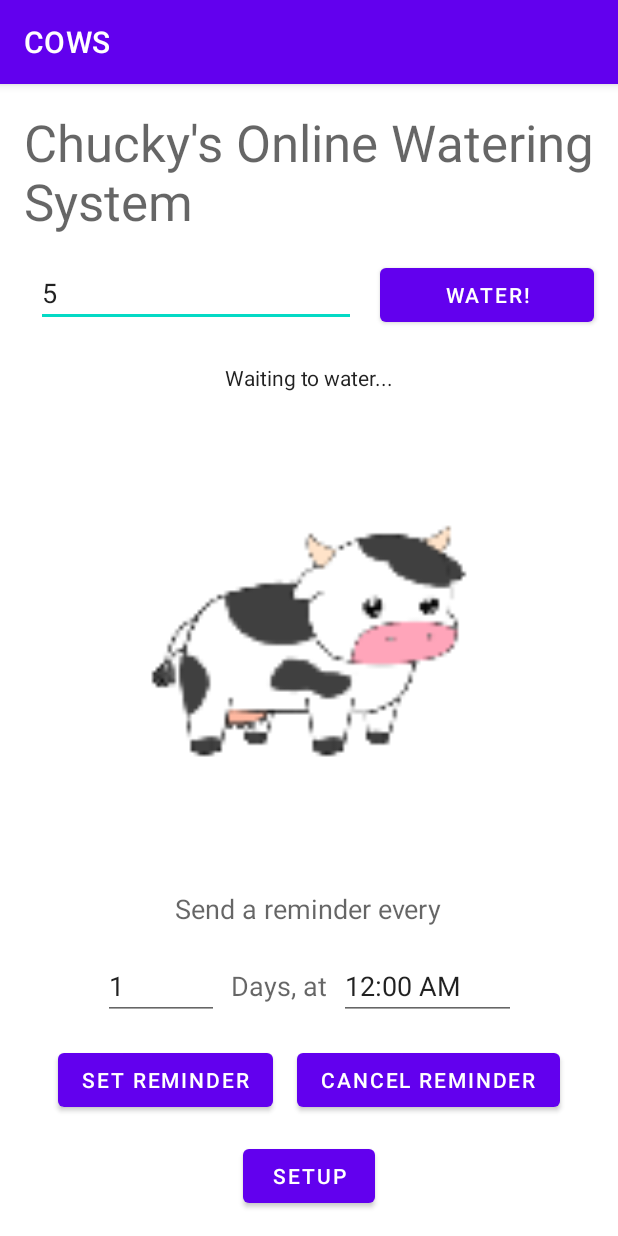
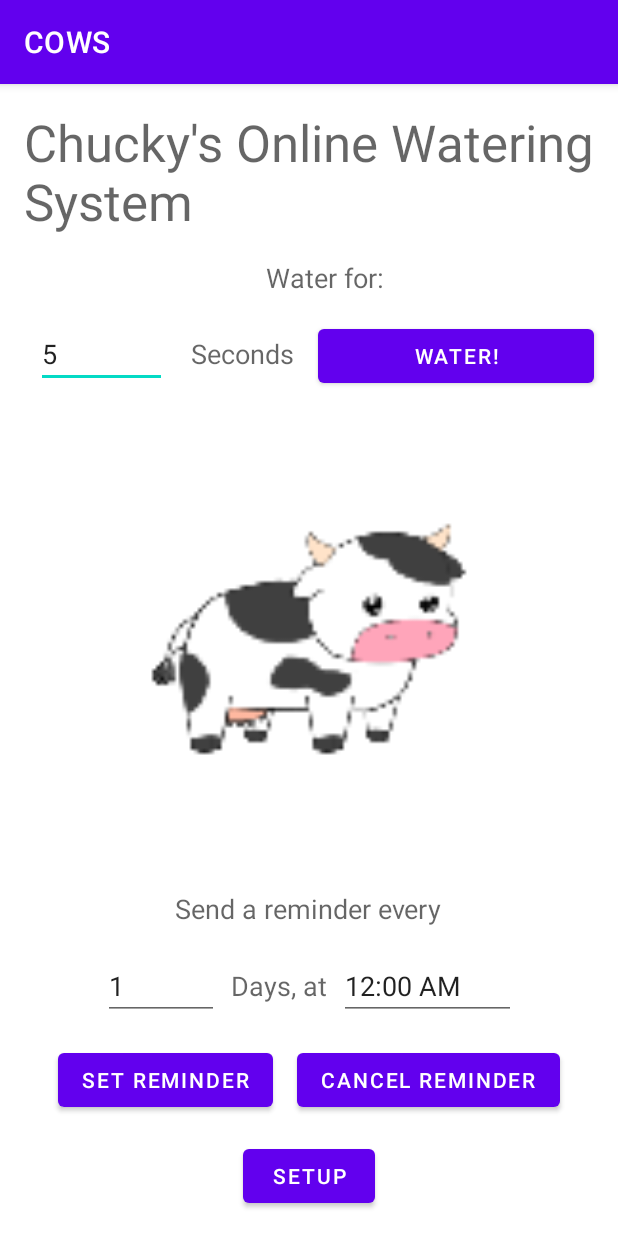
Before and after one commit to benjamin-schultz/COWS, an Android app: the screen it shows after launch (MainActivity), on a phone screen of 412 x 824 dp. Run offline under Robolectric (Android 15) with nearby library versions, the phone set to English and light mode, and no system bars; our stand-ins replace Volley.

Commit message:
Rearranging main interface

```diff
--- a/APP/app/src/main/res/layout/activity_main.xml
+++ b/APP/app/src/main/res/layout/activity_main.xml
@@ -23,20 +23,9 @@
         app:layout_constraintStart_toStartOf="parent"
         app:layout_constraintTop_toTopOf="parent" />
 
-    <TextView
-        android:id="@+id/wateringStateText"
-        android:layout_width="wrap_content"
-        android:layout_height="wrap_content"
-        android:layout_marginTop="24dp"
-        android:text="@string/defaultstate"
-        android:textAppearance="@style/TextAppearance.AppCompat.Body1"
-        app:layout_constraintEnd_toEndOf="parent"
-        app:layout_constraintStart_toStartOf="parent"
-        app:layout_constraintTop_toBottomOf="@+id/durationText" />
-
     <EditText
         android:id="@+id/durationText"
-        android:layout_width="wrap_content"
+        android:layout_width="87dp"
         android:layout_height="wrap_content"
         android:layout_marginStart="24dp"
         android:layout_marginLeft="24dp"
@@ -45,7 +34,7 @@
         android:hint="@string/duration"
         android:inputType="number"
         app:layout_constraintStart_toStartOf="parent"
-        app:layout_constraintTop_toBottomOf="@+id/full_name" />
+        app:layout_constraintTop_toBottomOf="@+id/waterForText" />
 
     <Button
         android:id="@+id/waterButton"
@@ -57,10 +46,10 @@
         android:layout_marginRight="16dp"
         android:onClick="onWaterClick"
         android:text="@string/water"
-        app:layout_constraintBaseline_toBaselineOf="@+id/durationText"
+        app:layout_constraintBaseline_toBaselineOf="@+id/secondsText"
         app:layout_constraintEnd_toEndOf="parent"
-        app:layout_constraintHorizontal_bias="1.0"
-        app:layout_constraintStart_toEndOf="@+id/durationText" />
+        app:layout_constraintHorizontal_bias="0.5"
+        app:layout_constraintStart_toEndOf="@+id/secondsText" />
 
     <Button
         android:id="@+id/button2"
@@ -171,8 +160,34 @@
         app:layout_constraintBottom_toTopOf="@+id/textView2"
         app:layout_constraintEnd_toEndOf="parent"
         app:layout_constraintStart_toStartOf="parent"
-        app:layout_constraintTop_toBottomOf="@+id/wateringStateText"
+        app:layout_constraintTop_toBottomOf="@+id/durationText"
         app:srcCompat="@mipmap/ic_launcher_foreground"
         tools:srcCompat="@mipmap/ic_launcher_foreground" />
 
+    <TextView
+        android:id="@+id/secondsText"
+        android:layout_width="wrap_content"
+        android:layout_height="wrap_content"
+        android:layout_marginStart="16dp"
+        android:layout_marginLeft="16dp"
+        android:text="@string/seconds"
+        android:textAppearance="@style/TextAppearance.AppCompat.Medium"
+        app:layout_constraintBaseline_toBaselineOf="@+id/durationText"
+        app:layout_constraintEnd_toStartOf="@+id/waterButton"
+        app:layout_constraintHorizontal_bias="0.5"
+        app:layout_constraintHorizontal_chainStyle="packed"
+        app:layout_constraintStart_toEndOf="@+id/durationText" />
+
+    <TextView
+        android:id="@+id/waterForText"
+        android:layout_width="wrap_content"
+        android:layout_height="wrap_content"
+        android:layout_marginTop="16dp"
+        android:layout_marginEnd="156dp"
+        android:layout_marginRight="156dp"
+        android:text="@string/water_for"
+        android:textAppearance="@style/TextAppearance.AppCompat.Medium"
+        app:layout_constraintEnd_toEndOf="parent"
+        app:layout_constraintTop_toBottomOf="@+id/full_name" />
+
 </androidx.constraintlayout.widget.ConstraintLayout>
--- a/APP/app/src/main/res/values/strings.xml
+++ b/APP/app/src/main/res/values/strings.xml
@@ -1,6 +1,6 @@
 <resources>
     <string name="app_name">COWS</string>
-    <string name="duration">Watering Duration (s)</string>
+    <string name="duration">Duration</string>
     <string name="water">WATER!</string>
     <string name="defaultstate">Waiting to water...</string>
     <string name="full_name">Chucky\'s Online Watering System</string>
@@ -35,4 +35,6 @@
     <string name="notification_title">COWS Reminder</string>
     <string name="notification_description">Babe! Don\'t forget to water your plants!</string>
     <string name="enter_duration">Please enter a duration!</string>
+    <string name="seconds">Seconds</string>
+    <string name="water_for">Water for:</string>
 </resources>
```
Also changed, not shown: APP/app/src/main/java/com/example/cows/ActionReceiver.java (+1 -33 lines), APP/app/src/main/java/com/example/cows/MainActivity.java (+1 -89 lines), APP/app/src/main/java/com/example/cows/NetworkIntentService.java (+29 -60 lines).
